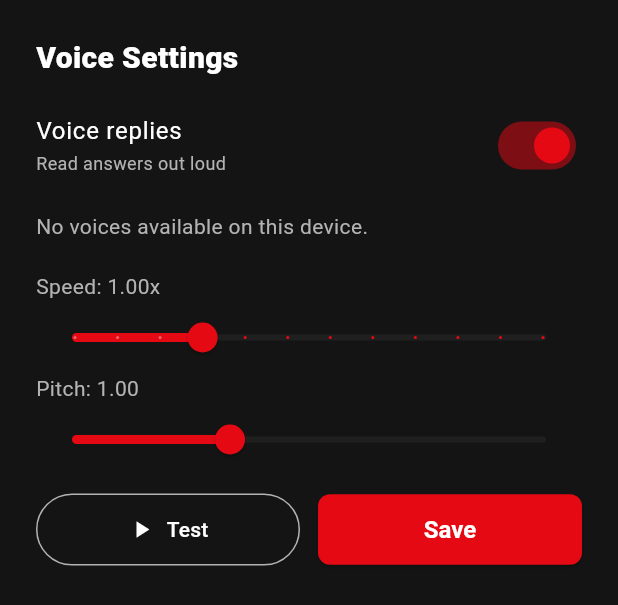
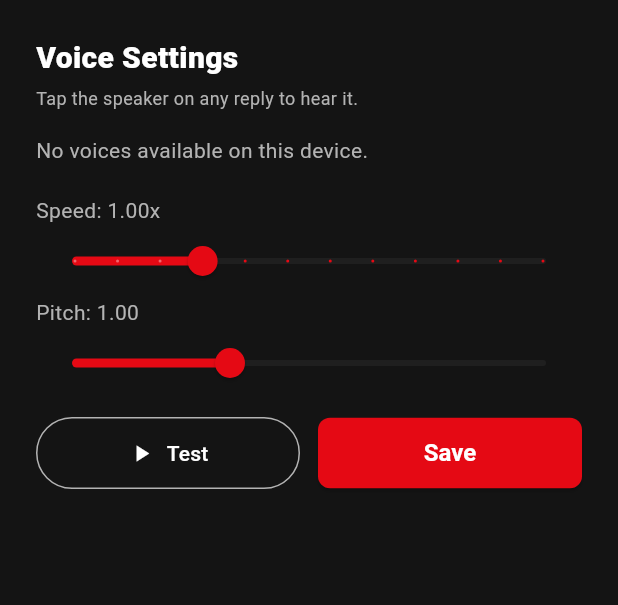
Before and after one commit to abishek1123/remi, a Flutter app: the _VoiceSettingsSheet widget shown alone on an empty page, opened directly with empty values, after a tap on "Test", on a phone screen of 412 x 824 dp. Shown: the top 605 px of the screen. Run offline on Flutter 3.47's test engine with Material 3 defaults, Android fonts, the phone set to English and light mode, and no system bars; our stand-ins replace file_picker, firebase_core, firebase_messaging, flutter_tts, shared_preferences, speech_to_text and 2 more; accounts and stored records are empty; network calls fail.

Commit message:
Tap-to-listen voice, cleaner replies, quiz from docs, Remi branding
- Voice no longer auto-plays; a speaker button on each assistant/answer
  message plays it on demand. Removed the mute toggle + always-on greeting.
- Strip Markdown (*, `, headings, bullets) from replies so they read and
  speak cleanly.
- Launch a quiz directly from the Documents list (not just inside Q&A).
- Quizzes now generate 10 questions.
- Rename remaining "PERSONAL AGENT" UI to "REMI".

```diff
--- a/lib/quiz_screen.dart
+++ b/lib/quiz_screen.dart
@@ -81,7 +81,7 @@ class _QuizScreenState extends State<QuizScreen> {
         body: jsonEncode({
           'user_id': userId,
           'document_id': widget.documentId,
-          'num_questions': 5,
+          'num_questions': 10,
         }),
       );
 
--- a/lib/tts_service.dart
+++ b/lib/tts_service.dart
@@ -15,7 +15,6 @@ class TtsService {
   String? voiceLocale;
   double rate = 1.0; // 1.0 = normal; up to 3.0 for faster speech
   double pitch = 1.0; // 0.5-2.0
-  bool enabled = true;
 
   Future<void> init() async {
     if (_initialized) return;
@@ -26,15 +25,7 @@ class TtsService {
     voiceLocale = prefs.getString('tts_voice_locale');
     rate = prefs.getDouble('tts_rate') ?? 1.0;
     pitch = prefs.getDouble('tts_pitch') ?? 1.0;
-    enabled = prefs.getBool('tts_enabled') ?? true;
     await _apply();
-  }
-
-  Future<void> setEnabled(bool value) async {
-    enabled = value;
-    if (!value) await stop();
-    final prefs = await SharedPreferences.getInstance();
-    await prefs.setBool('tts_enabled', value);
   }
 
   Future<void> _apply() async {
@@ -94,7 +85,7 @@ class TtsService {
 
   Future<void> speak(String text) async {
     await init();
-    if (!enabled) return;
+    await _tts.stop(); // stop any in-progress playback before starting new
     await _tts.speak(text);
   }
 
--- a/lib/voice_settings.dart
+++ b/lib/voice_settings.dart
@@ -32,7 +32,6 @@ class _VoiceSettingsSheetState extends State<_VoiceSettingsSheet> {
   late String? _selectedName;
   late double _rate;
   late double _pitch;
-  late bool _enabled;
 
   @override
   void initState() {
@@ -41,7 +40,6 @@ class _VoiceSettingsSheetState extends State<_VoiceSettingsSheet> {
     _selectedName = tts.voiceName;
     _rate = tts.rate;
     _pitch = tts.pitch;
-    _enabled = tts.enabled;
   }
 
   Map<String, String>? get _selectedVoice {
@@ -53,7 +51,6 @@ class _VoiceSettingsSheetState extends State<_VoiceSettingsSheet> {
 
   Future<void> _test() async {
     final tts = TtsService.instance;
-    await tts.setEnabled(true);
     await tts.saveSettings(
       name: _selectedVoice?['name'],
       locale: _selectedVoice?['locale'],
@@ -61,12 +58,10 @@ class _VoiceSettingsSheetState extends State<_VoiceSettingsSheet> {
       newPitch: _pitch,
     );
     await tts.speak('Hi! This is how I sound now.');
-    await tts.setEnabled(_enabled);
   }
 
   Future<void> _save() async {
     final tts = TtsService.instance;
-    await tts.setEnabled(_enabled);
     await tts.saveSettings(
       name: _selectedVoice?['name'],
       locale: _selectedVoice?['locale'],
@@ -93,19 +88,12 @@ class _VoiceSettingsSheetState extends State<_VoiceSettingsSheet> {
             'Voice Settings',
             style: TextStyle(fontSize: 20, fontWeight: FontWeight.w800),
           ),
-          const SizedBox(height: 8),
-          SwitchListTile(
-            contentPadding: EdgeInsets.zero,
-            title: const Text('Voice replies'),
-            subtitle: const Text(
-              'Read answers out loud',
-              style: TextStyle(color: kTextSecondary, fontSize: 12),
-            ),
-            activeThumbColor: kRed,
-            value: _enabled,
-            onChanged: (v) => setState(() => _enabled = v),
+          const SizedBox(height: 4),
+          const Text(
+            'Tap the speaker on any reply to hear it.',
+            style: TextStyle(color: kTextSecondary, fontSize: 12),
           ),
-          const SizedBox(height: 8),
+          const SizedBox(height: 16),
           if (widget.voices.isEmpty)
             const Text(
               'No voices available on this device.',
```
Also changed, not shown: lib/chat_screen.dart (+24 -41 lines), lib/document_qa_screen.dart (+20 -9 lines), lib/documents_screen.dart (+28 -5 lines), lib/main.dart (+6 -5 lines), lib/text_utils.dart (added, +14 -0 lines).
